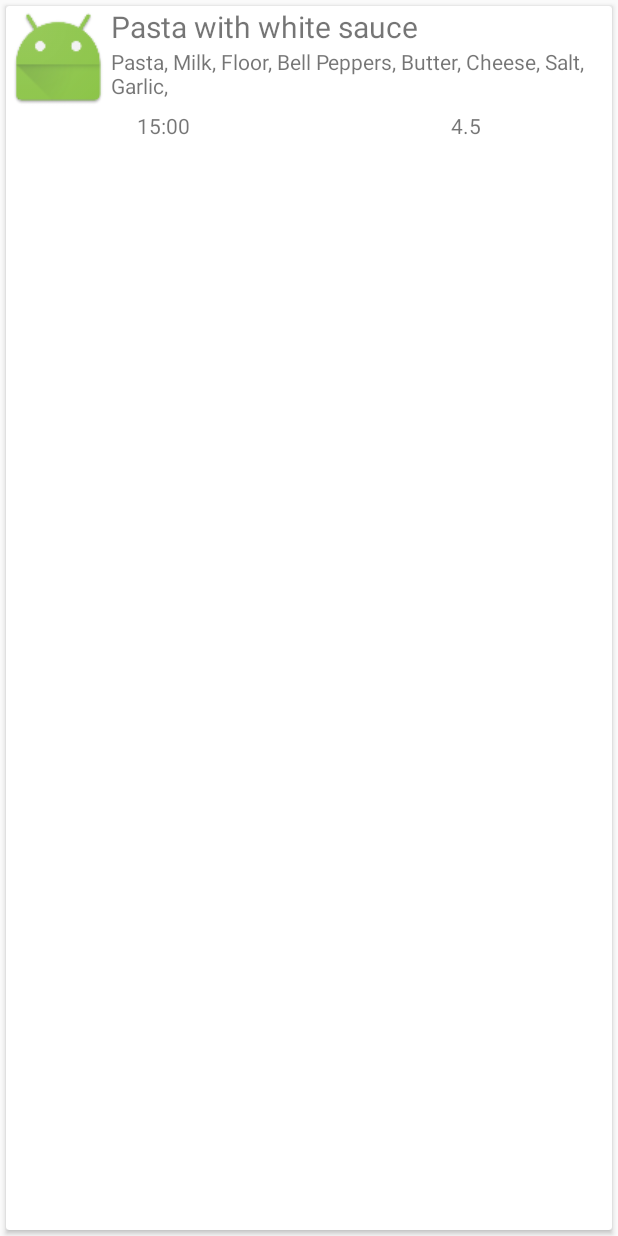
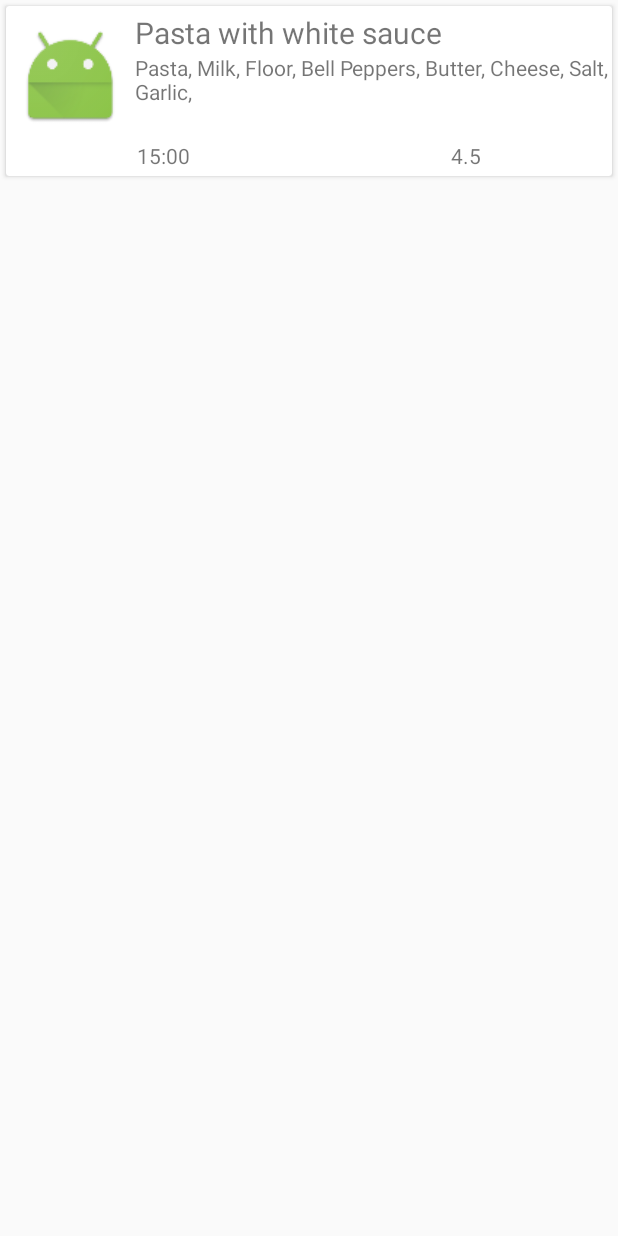
Before and after one commit to Chefster/android, an Android app: the layout favorite_item.xml on its own in the app's theme, with its tools: preview values and no code run, on a phone screen of 412 x 824 dp. Run offline under Robolectric (Android 15) with nearby library versions, the light colour scheme and no system bars.

Commit message:
completed favorite fragment

```diff
--- a/app/src/main/res/layout/favorite_item.xml
+++ b/app/src/main/res/layout/favorite_item.xml
@@ -2,19 +2,22 @@
 <android.support.v7.widget.CardView xmlns:android="http://schemas.android.com/apk/res/android"
     xmlns:tools="http://schemas.android.com/tools"
     android:layout_width="match_parent"
-    android:layout_height="match_parent"
+    android:layout_height="wrap_content"
     android:layout_margin="4dp">
 
     <RelativeLayout
         android:layout_width="match_parent"
-        android:layout_height="wrap_content">
+        android:layout_height="wrap_content"
+        android:layout_marginBottom="4dp"
+        android:layout_marginTop="4dp">
 
         <ImageView
             android:id="@+id/ivMealImage"
             android:layout_width="70dp"
             android:layout_height="70dp"
-            tools:src="@mipmap/ic_launcher"
-            android:contentDescription="DishImage" />
+            android:layout_margin="8dp"
+            android:contentDescription="DishImage"
+            tools:src="@mipmap/ic_launcher" />
 
         <TextView
             android:id="@+id/tvTitle"
@@ -30,21 +33,23 @@
             android:layout_height="wrap_content"
             android:layout_below="@id/tvTitle"
             android:layout_toRightOf="@id/ivMealImage"
-            tools:text="Pasta, Milk, Floor, Bell Peppers, Butter, Cheese, Salt, Garlic, "/>
+            android:ellipsize="end"
+            android:maxLines="2"
+            tools:text="Pasta, Milk, Floor, Bell Peppers, Butter, Cheese, Salt, Garlic, " />
 
         <LinearLayout
             android:layout_width="match_parent"
             android:layout_height="wrap_content"
-            android:orientation="horizontal"
-            android:layout_below="@id/ivMealImage">
+            android:layout_below="@id/ivMealImage"
+            android:orientation="horizontal">
 
             <TextView
                 android:id="@+id/tvCookingTime"
                 android:layout_width="wrap_content"
                 android:layout_height="wrap_content"
                 android:layout_weight="1"
-                tools:text="15:00"
-                android:gravity="center_horizontal"/>
+                android:gravity="center_horizontal"
+                tools:text="15:00" />
 
             <TextView
                 android:id="@+id/tvMealRating"
@@ -52,7 +57,7 @@
                 android:layout_height="wrap_content"
                 android:layout_weight="1"
                 android:gravity="center_horizontal"
-                tools:text="4.5"/>
+                tools:text="4.5" />
         </LinearLayout>
     </RelativeLayout>
 </android.support.v7.widget.CardView>
```
Also changed, not shown: app/src/main/java/com/codepath/chefster/adapters/FavoritesListAdapter.java (+18 -3 lines), app/src/main/java/com/codepath/chefster/adapters/FavoritesViewHolder.java (+10 -10 lines), app/src/main/java/com/codepath/chefster/fragments/FavoritesFragment.java (+41 -12 lines), app/src/main/res/layout/activity_login.xml (+10 -10 lines), app/src/main/res/layout/fragment_favorites.xml (+9 -10 lines), app/src/main/res/layout/fragment_main.xml (+5 -7 lines).
